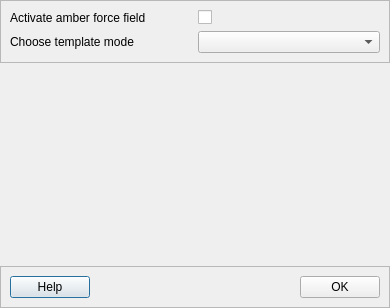
Before: the Qt Designer form pyssa/gui/ui/forms/advanced_prediction_configurations_view.ui in urban233/PySSA, drawn with Qt 5.
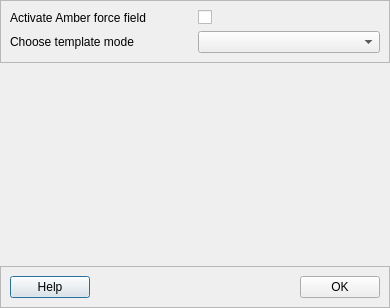
After: the same form once the commit is applied.

Diff of the .ui file:
```diff
--- a/pyssa/gui/ui/forms/advanced_prediction_configurations_view.ui
+++ b/pyssa/gui/ui/forms/advanced_prediction_configurations_view.ui
@@ -40,7 +40,7 @@
         <item>
          <widget class="QLabel" name="lbl_amber">
           <property name="text">
-           <string>Activate amber force field</string>
+           <string>Activate Amber force field</string>
           </property>
          </widget>
         </item>
```
